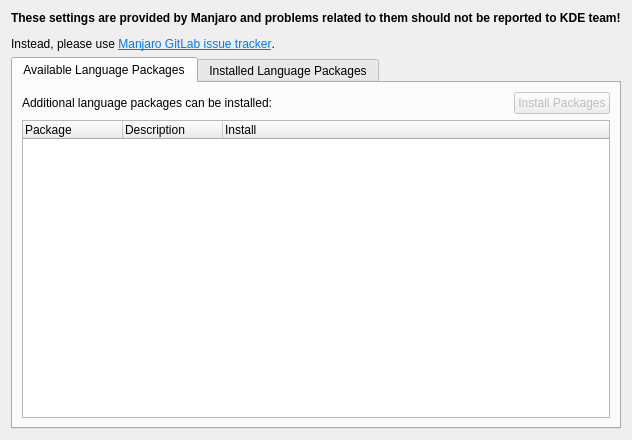
This is src/modules/language_packages/ui/PageLanguagePackages.ui in elliotwutingfeng/manjaro-settings-manager as Qt 5 draws it before an edit. The edited form follows.
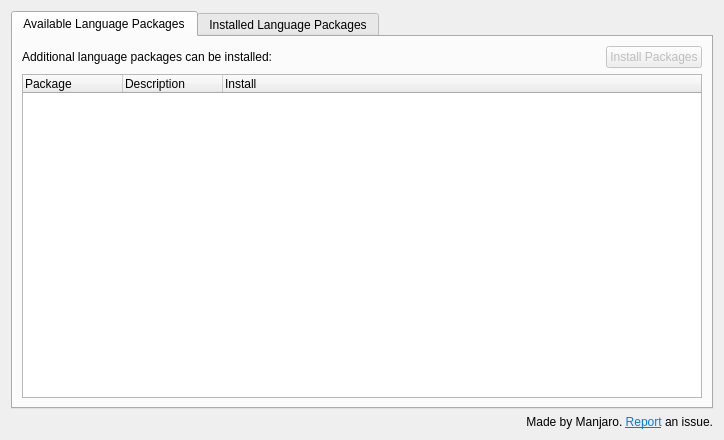
This is the edited form.

Diff of the .ui file:
```diff
--- a/src/modules/language_packages/ui/PageLanguagePackages.ui
+++ b/src/modules/language_packages/ui/PageLanguagePackages.ui
@@ -6,7 +6,7 @@
    <rect>
     <x>0</x>
     <y>0</y>
-    <width>600</width>
+    <width>724</width>
     <height>440</height>
    </rect>
   </property>
@@ -14,13 +14,6 @@
    <string notr="true"/>
   </property>
   <layout class="QVBoxLayout" name="verticalLayout">
-   <item>
-    <widget class="QLabel" name="kcmdisclaimer">
-     <property name="text">
-      <string>&lt;html&gt;&lt;head/&gt;&lt;body&gt;&lt;p&gt;&lt;span style=&quot; font-weight:600;&quot;&gt;These settings are provided by Manjaro and problems related to them should not be reported to KDE team!&lt;/span&gt;&lt;/p&gt;&lt;p&gt;Instead, please use &lt;a href=&quot;https://gitlab.manjaro.org/applications/manjaro-settings-manager/-/issues&quot;&gt;&lt;span style=&quot; text-decoration: underline; color:#007af4;&quot;&gt;Manjaro GitLab issue tracker&lt;/span&gt;&lt;/a&gt;.&lt;/p&gt;&lt;/body&gt;&lt;/html&gt;</string>
-     </property>
-    </widget>
-   </item>
    <item>
     <widget class="QTabWidget" name="tabWidget">
      <property name="currentIndex">
@@ -146,6 +139,13 @@
      </widget>
     </widget>
    </item>
+   <item>
+    <widget class="QLabel" name="kcmdisclaimer">
+     <property name="text">
+      <string>&lt;html&gt;&lt;head/&gt;&lt;body&gt;&lt;p align=&quot;right&quot;&gt;Made by Manjaro. &lt;a href=&quot;https://gitlab.manjaro.org/applications/manjaro-settings-manager/-/issues&quot;&gt;&lt;span style=&quot; text-decoration: underline; color:#007af4;&quot;&gt;Report&lt;/span&gt;&lt;/a&gt; an issue.&lt;/p&gt;&lt;/body&gt;&lt;/html&gt;</string>
+     </property>
+    </widget>
+   </item>
   </layout>
  </widget>
  <resources/>
```
